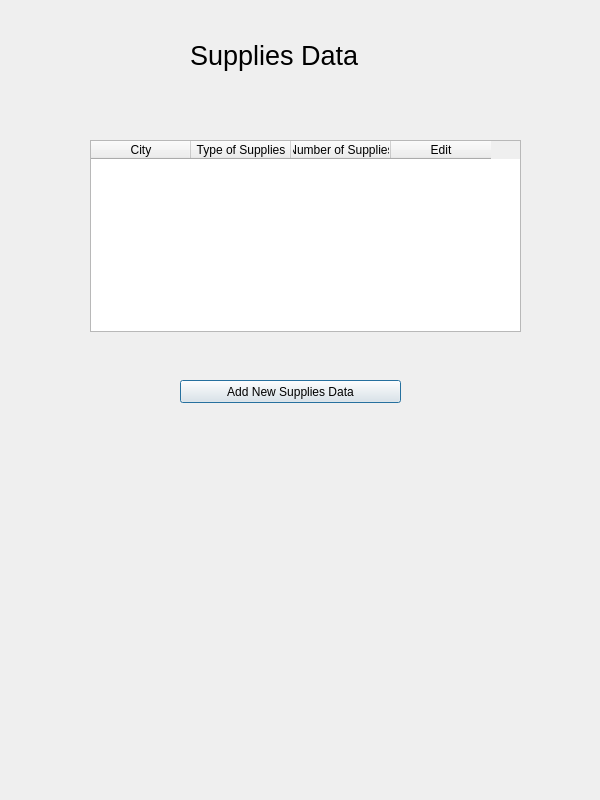
Above: OmegaSquaddApplication/viewthesupplieswindow.ui from paulina7m/COMP3004OmegaSquad before the change. Below: the same form after it.
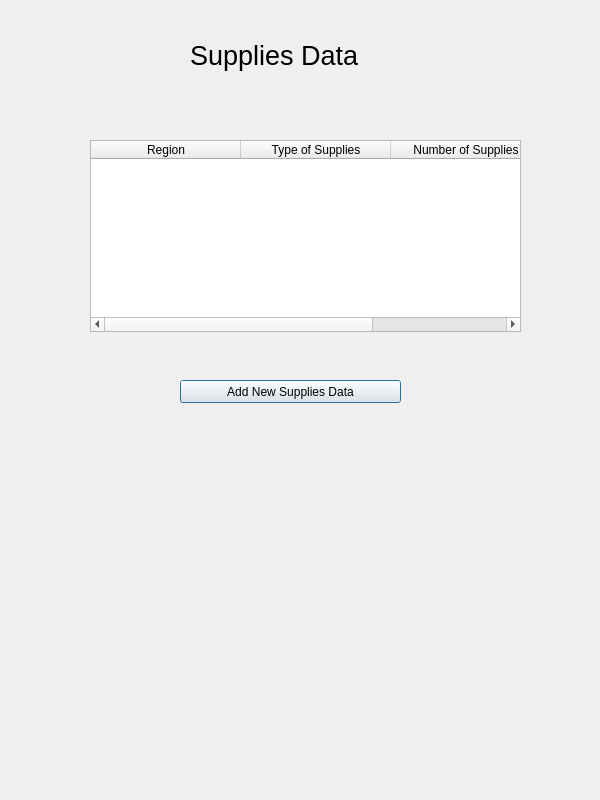
That is the form after the change.

```diff
--- a/OmegaSquaddApplication/viewthesupplieswindow.ui
+++ b/OmegaSquaddApplication/viewthesupplieswindow.ui
@@ -40,9 +40,12 @@
      <height>192</height>
     </rect>
    </property>
+   <attribute name="horizontalHeaderDefaultSectionSize">
+    <number>150</number>
+   </attribute>
    <column>
     <property name="text">
-     <string>City</string>
+     <string>Region</string>
     </property>
    </column>
    <column>
@@ -55,11 +58,6 @@
      <string>Number of Supplies</string>
     </property>
    </column>
-   <column>
-    <property name="text">
-     <string>Edit</string>
-    </property>
-   </column>
   </widget>
   <widget class="QPushButton" name="pushButton">
    <property name="geometry">
```
Left out of the diff: 22 changed lines with no effect on the pictures.
